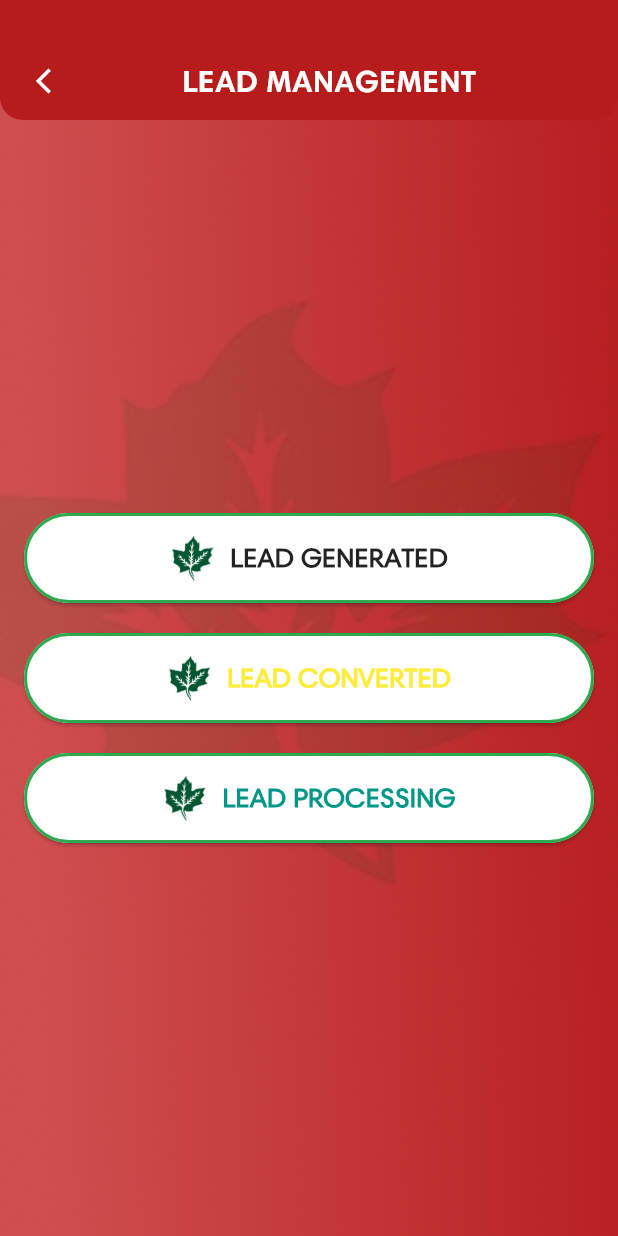
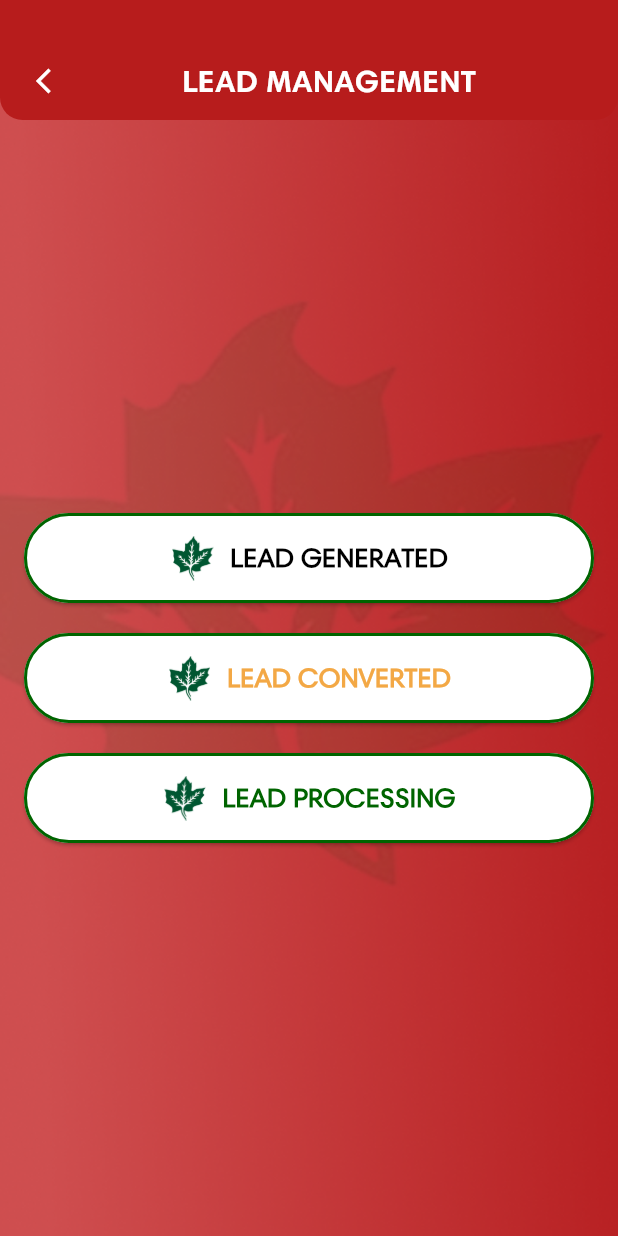
Before and after one commit to syedrehan46/Maple-Leaf, a Flutter app: the LeadManagementView screen opened directly, on a phone screen of 412 x 824 dp. Run offline on Flutter 3.47's test engine with Material 3 defaults, Android fonts, the phone set to English and light mode, and no system bars; our stand-ins replace device_info_plus, firebase_core, flutter_easyloading, flutter_screenutil, flutter_svg, get and 3 more; accounts and stored records are empty.

Commit message:
add responsivness and also created custom buttom

```diff
--- /dev/null
+++ b/lib/utils/custom widgets/custom_button.dart
@@ -0,0 +1,56 @@
+import 'package:flutter/material.dart';
+import 'package:get/get.dart';
+import 'package:mapleleaf/utils/app_colors.dart';
+
+class CustomButton extends StatelessWidget {
+  final String title;
+  final Color color;
+  final Widget navigateTo; // 👈 New parameter
+
+  const CustomButton({
+    Key? key,
+    required this.title,
+    required this.color,
+
+    required this.navigateTo,
+  }) : super(key: key);
+
+  @override
+  Widget build(BuildContext context) {
+    return Padding(
+      padding: const EdgeInsets.symmetric(horizontal: 16.0),
+      child: SizedBox(
+        height: 60,
+        width: MediaQuery.of(context).size.width,
+        child: ElevatedButton(
+          style: ElevatedButton.styleFrom(
+            backgroundColor: AppColors.whiteColor,
+            side: BorderSide(color: Color(0xff006400), width: 2),
+          ),
+          onPressed: () {
+            Get.to(navigateTo); // 👈 Navigate to the passed screen
+          },
+          child: Row(
+            mainAxisAlignment: MainAxisAlignment.center,
+            children: [
+              Image.asset(
+               "assets/images/leaf_ic.png",
+                height: 30,
+                width: 30,
+              ),
+              const SizedBox(width: 10),
+              Text(
+                title,
+                style:  TextStyle(
+                  color: color,
+                  fontSize: 18,
+                  fontWeight: FontWeight.w600,
+                ),
+              ),
+            ],
+          ),
+        ),
+      ),
+    );
+  }
+}
--- a/lib/utils/ui_helper.dart
+++ b/lib/utils/ui_helper.dart
@@ -101,6 +101,7 @@ class UiHelper {
   }
 
   static Widget customListItem({
+    required BuildContext context,
     required String title,
     required String phoneNumber,
     required String location,
@@ -111,7 +112,7 @@ class UiHelper {
       padding: EdgeInsets.only(top: padding, left: 12, right: 12),
       child: Container(
         height: 80,
-        width: double.infinity,
+        width:  MediaQuery.of(context).size.width,
         decoration: BoxDecoration(
           color: AppColors.primaryColor,
           borderRadius: BorderRadius.circular(8),
--- a/lib/view/individual meetup/individual_meetup_view.dart
+++ b/lib/view/individual meetup/individual_meetup_view.dart
@@ -52,7 +52,7 @@ class _IndividualMeetupViewState extends State<IndividualMeetupView> {
                       padding: const EdgeInsets.symmetric(horizontal: 16.0),
                       child: SizedBox(
                         height: 60,
-                        width: double.infinity,
+                        width: MediaQuery.of(context).size.width,
                         child: ElevatedButton(
                           style: ElevatedButton.styleFrom(
                             backgroundColor: AppColors.whiteColor,
--- a/lib/view/lead management/lead_management_view.dart
+++ b/lib/view/lead management/lead_management_view.dart
@@ -2,6 +2,7 @@ import 'package:flutter/material.dart';
 import 'package:mapleleaf/utils/app_colors.dart';
 import 'package:get/get.dart';
 import 'package:mapleleaf/utils/custom%20widgets/custom_appbar.dart';
+import 'package:mapleleaf/utils/custom%20widgets/custom_button.dart';
 import 'package:mapleleaf/view/lead%20management/Lead%20Converted/lead_converted_view.dart';
 import 'package:mapleleaf/view/lead%20management/Lead%20Generated/lead_generated_view.dart';
 import 'package:mapleleaf/view/lead%20management/Lead%20Processing/lead_processing_view.dart';
@@ -11,6 +12,8 @@ class LeadManagementView extends StatelessWidget {
 
   @override
   Widget build(BuildContext context) {
+    final media=MediaQuery.of(context).size;
+
     return Scaffold(
       body: Stack(
         children: [
@@ -33,113 +36,11 @@ class LeadManagementView extends StatelessWidget {
                     mainAxisSize: MainAxisSize.min,
                     children: [
 
-                      Padding(
-                        padding: const EdgeInsets.symmetric(horizontal: 16.0),
-                        child: SizedBox(
-                          height: 60,
-                          width: double.infinity,
-                          child: ElevatedButton(
-                            style: ElevatedButton.styleFrom(
-                              backgroundColor: AppColors.whiteColor,
-                              side: const BorderSide(color: Color(0xff2DA94F), width: 2),
-                            ),
-                            onPressed: () {
-                              Get.to(LeadGeneratedView());
-                            },
-                            child: Row(
-                              mainAxisAlignment: MainAxisAlignment.center,
-                              children: [
-                                Image.asset(
-                                  'assets/images/leaf_ic.png',
-                                  height: 30,  // Adjust the size of the image
-                                  width: 30,
-                                ),
-                                const SizedBox(width: 10),  // Space between the image and the text
-                                const Text(
-                                  "LEAD GENERATED",
-                                  style: TextStyle(
-                                    color: Color(0xff232323),
-                                    fontSize: 18,
-                                    fontWeight: FontWeight.w600,
-                                  ),
-                                ),
-                              ],
-                            ),
-                          ),
-                        ),
-                      ),
+                     CustomButton(title: "LEAD GENERATED", color: AppColors.blackColor, navigateTo: LeadGeneratedView()),
                       const SizedBox(height: 20),
-                      Padding(
-                        padding: const EdgeInsets.symmetric(horizontal: 16.0),
-                        child: SizedBox(
-                          height: 60,
-                          width: double.infinity,
-                          child: ElevatedButton(
-                            style: ElevatedButton.styleFrom(
-                              backgroundColor: AppColors.whiteColor,
-                              side: const BorderSide(color: Color(0xff2DA94F), width: 2),
-                            ),
-                            onPressed: () {
-                              Get.to(LeadConvertedView());
-                            },
-                            child: Row(
-                              mainAxisAlignment: MainAxisAlignment.center,
-                              children: [
-                                Image.asset(
-                                  'assets/images/leaf_ic.png',
-                                  height: 30,
-                                  width: 30,
-                                ),
-                                const SizedBox(width: 10),
-                                const Text(
-                                  "LEAD CONVERTED",
-                                  style: TextStyle(
-                                    color: Colors.yellow,
-                                    fontSize: 18,
-                                    fontWeight: FontWeight.w600,
-                                  ),
-                                ),
-                              ],
-                            ),
-                          ),
-                        ),
-                      ),
+                      CustomButton(title: "LEAD CONVERTED", color:AppColors.pendingColor , navigateTo: LeadConvertedView()),
                       const SizedBox(height: 20),
-                      Padding(
-                        padding: const EdgeInsets.symmetric(horizontal: 16.0),
-                        child: SizedBox(
-                          height: 60,
-                          width: double.infinity,
-                          child: ElevatedButton(
-                            style: ElevatedButton.styleFrom(
-                              backgroundColor: AppColors.whiteColor,
-                              side: const BorderSide(color: Color(0xff2DA94F), width: 2),
-                            ),
-                            onPressed: () {
-                              Get.to(LeadProcessingView());
-                            },
-                            child: Row(
-                              mainAxisAlignment: MainAxisAlignment.center,
-                              children: [
-                                Image.asset(
-                                  'assets/images/leaf_ic.png',
-                                  height: 30,
-                                  width: 30,
-                                ),
-                                const SizedBox(width: 10),
-                                const Text(
-                                  "LEAD PROCESSING",
-                                  style: TextStyle(
-                                    color: Colors.teal,
-                                    fontSize: 18,
-                                    fontWeight: FontWeight.w600,
-                                  ),
-                                ),
-                              ],
-                            ),
-                          ),
-                        ),
-                      ),
+                      CustomButton(title: "LEAD PROCESSING", color:AppColors.readyForCollectionColor , navigateTo: LeadProcessingView()),
                     ],
                   ),
                 ),
--- a/lib/view/new painter induction/new_painter_induction_view.dart
+++ b/lib/view/new painter induction/new_painter_induction_view.dart
@@ -295,11 +295,11 @@ class NewPainterInductionView extends StatelessWidget {
 
 
               GestureDetector(onTap: (){Get.to(AddLeadsView(title: "YFFUR",));},
-                  child: UiHelper.customListItem(title: "YFFUR", phoneNumber: "03242454646", location: "KUND(DANDI DARA)", date: "10-APR-2025", padding: 36)),
+                  child: UiHelper.customListItem(context: context,title: "YFFUR", phoneNumber: "03242454646", location: "KUND(DANDI DARA)", date: "10-APR-2025", padding: 36)),
               GestureDetector(onTap: (){Get.to(AddLeadsView(title: "WAHEED",));}
-                  ,child: UiHelper.customListItem(title: "", phoneNumber: "03205129246", location: "SATELITTE(JHELUM)", date: "12-APR-2025", padding: 12)),
+                  ,child: UiHelper.customListItem(context: context,title: "", phoneNumber: "03205129246", location: "SATELITTE(JHELUM)", date: "12-APR-2025", padding: 12)),
               GestureDetector(onTap: (){Get.to(AddLeadsView(title: "AHMED",));}
-                  ,child: UiHelper.customListItem(title: "AHMED", phoneNumber: "03465782246", location: "SATELITTE(JHELUM)", date: "12-APR-2025", padding: 12)),
+                  ,child: UiHelper.customListItem(context: context,title: "AHMED", phoneNumber: "03465782246", location: "SATELITTE(JHELUM)", date: "12-APR-2025", padding: 12)),
             ],
           ),
         ],
```
